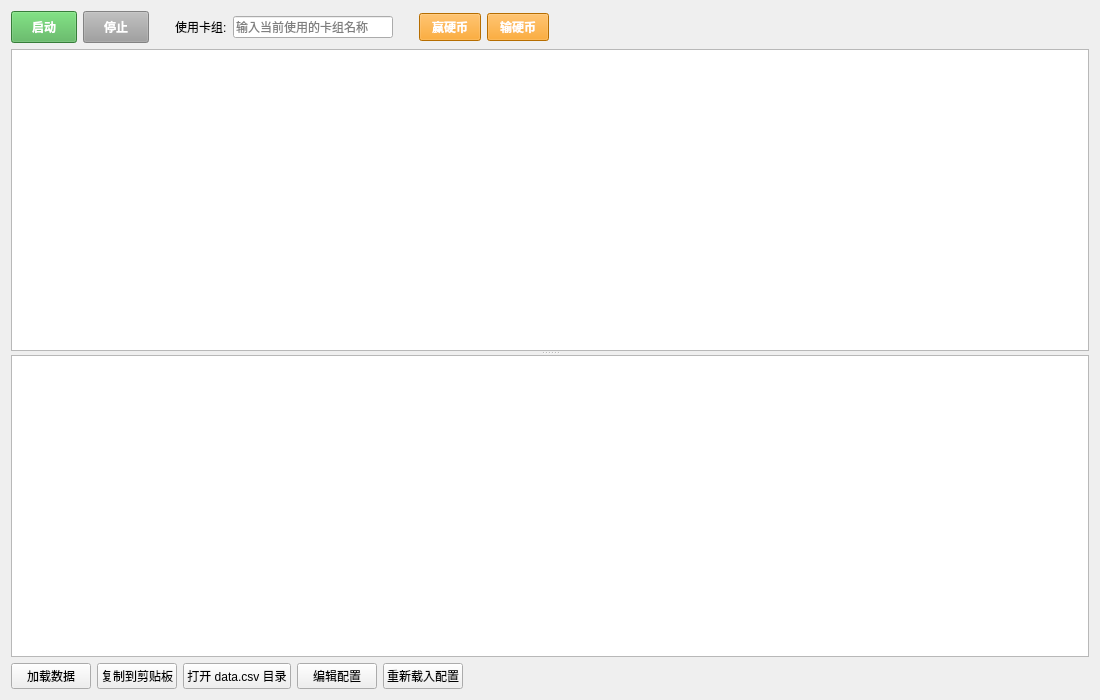
Old version of the form ui/main_window.ui in the repository learbox/mdstats_py.
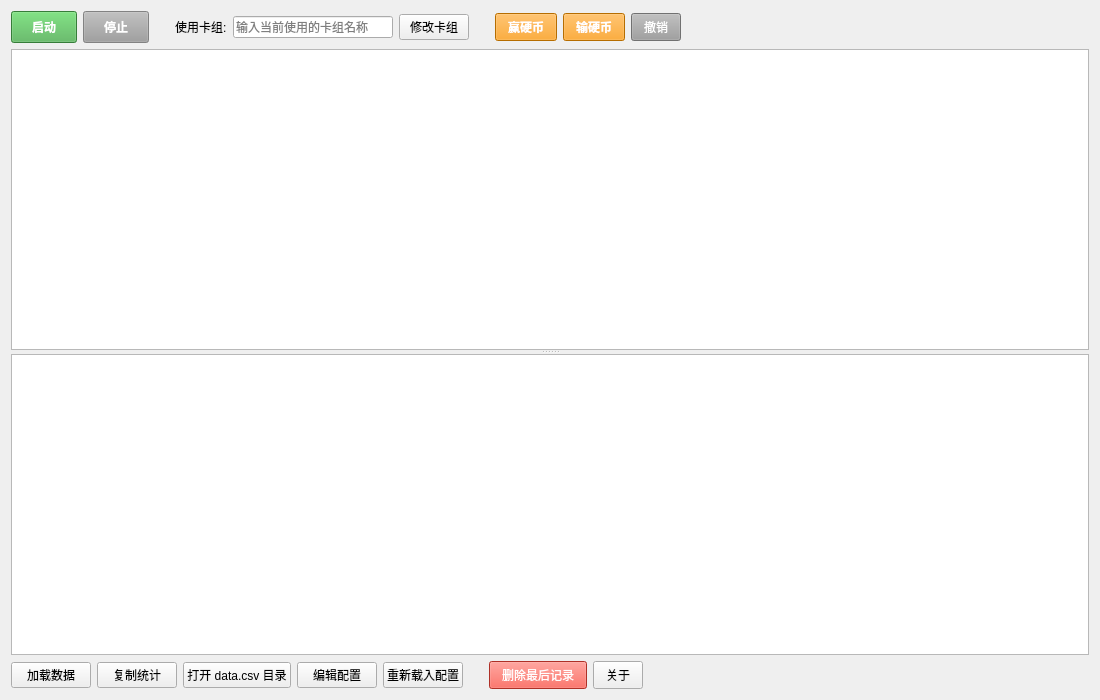
New version of the form.

Commit message:
更新到 1.1.0：手动/自动联动、撤销、删除记录、卡组锁定、列宽持久化等
- 手动与自动识别状态联动：统一的阶段状态机 + 统一缓存
- 新增撤销按钮：逐级回退手动录入阶段
- 新增删除最后记录按钮：带确认弹窗
- 新增卡组锁定按钮：运行时可解锁修改卡组名
- 列宽持久化到 .column_widths.json，关闭时保存，启动时恢复
- 统计表格列顺序重组：硬币次数/硬币胜率各成一组
- 记录表格倒序显示：最新记录在最前
- 新增关于对话框：显示版本/作者/协议
- 复制统计改为仅复制统计表格
- 底部按钮权限调整：只读操作运行时不再禁用
- 优化启动速度：信息标签延迟加载
- 修复窗口最小化时误报模板缺少目录 0x0 的问题
- 修复最小化/恢复时状态栏不更新的问题
- 修复分辨率变化自动重载模板
- get_window_status 合并两次 EnumWindows 为一次
- worker 封装 jump_to 方法替代直接修改内部状态
- 导入路径统一为 from src.xxx 绝对导入
- 添加 .gitignore 忽略 CSV 数据文件
- 添加 README.md
- 移除 requirements.txt，改用 uv

What changed in the file:
```diff
--- a/ui/main_window.ui
+++ b/ui/main_window.ui
@@ -77,6 +77,19 @@
        </property>
       </widget>
      </item>
+     <item>
+      <widget class="QPushButton" name="btn_lock_deck">
+       <property name="text">
+        <string>修改卡组</string>
+       </property>
+       <property name="maximumSize">
+        <size>
+         <width>70</width>
+         <height>16777215</height>
+        </size>
+       </property>
+      </widget>
+     </item>
      <item>
       <spacer name="spacerCtrl2">
        <property name="orientation">
@@ -113,6 +126,19 @@
        </property>
       </widget>
      </item>
+     <item>
+      <widget class="QPushButton" name="btn_undo">
+       <property name="text">
+        <string>撤销</string>
+       </property>
+       <property name="visible">
+        <bool>false</bool>
+       </property>
+       <property name="styleSheet">
+        <string>QPushButton { background-color: #9E9E9E; color: white; padding: 4px 12px; }</string>
+       </property>
+      </widget>
+     </item>
      <item>
       <spacer name="spacerCtrlStretch">
        <property name="orientation">
@@ -160,7 +186,7 @@
      <item>
       <widget class="QPushButton" name="btn_copy">
        <property name="text">
-        <string>复制到剪贴板</string>
+        <string>复制统计</string>
        </property>
       </widget>
      </item>
@@ -185,6 +211,43 @@
        </property>
       </widget>
      </item>
+     <item>
+      <spacer name="spacerDelete">
+       <property name="orientation">
+        <enum>Qt::Horizontal</enum>
+       </property>
+       <property name="sizeType">
+        <enum>QSizePolicy::Fixed</enum>
+       </property>
+       <property name="sizeHint" stdset="0">
+        <size>
+         <width>20</width>
+         <height>20</height>
+        </size>
+       </property>
+      </spacer>
+     </item>
+     <item>
+      <widget class="QPushButton" name="btn_delete_last">
+       <property name="text">
+        <string>删除最后记录</string>
+       </property>
+       <property name="styleSheet">
+        <string>QPushButton { background-color: #F44336; color: white; padding: 4px 12px; }
+QPushButton:disabled { background-color: #9E9E9E; }</string>
+       </property>
+      </widget>
+     </item>
+     <item>
+      <widget class="QPushButton" name="btn_about">
+       <property name="text">
+        <string>关于</string>
+       </property>
+       <property name="styleSheet">
+        <string>QPushButton { padding: 4px 12px; }</string>
+       </property>
+      </widget>
+     </item>
      <item>
       <spacer name="spacerBottomStretch">
        <property name="orientation">
```
The commit also changes 15 other files.
